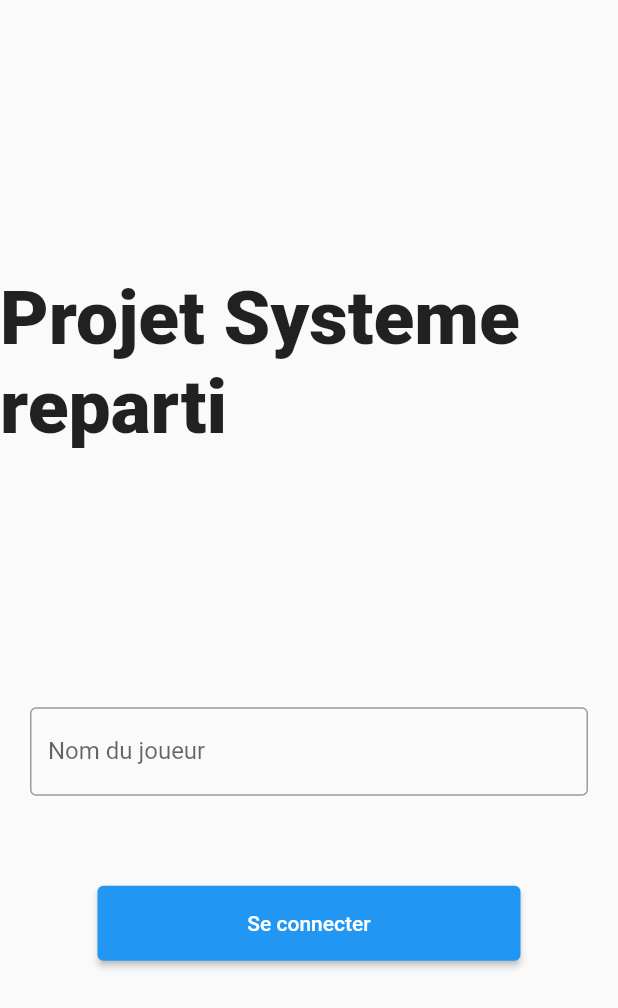
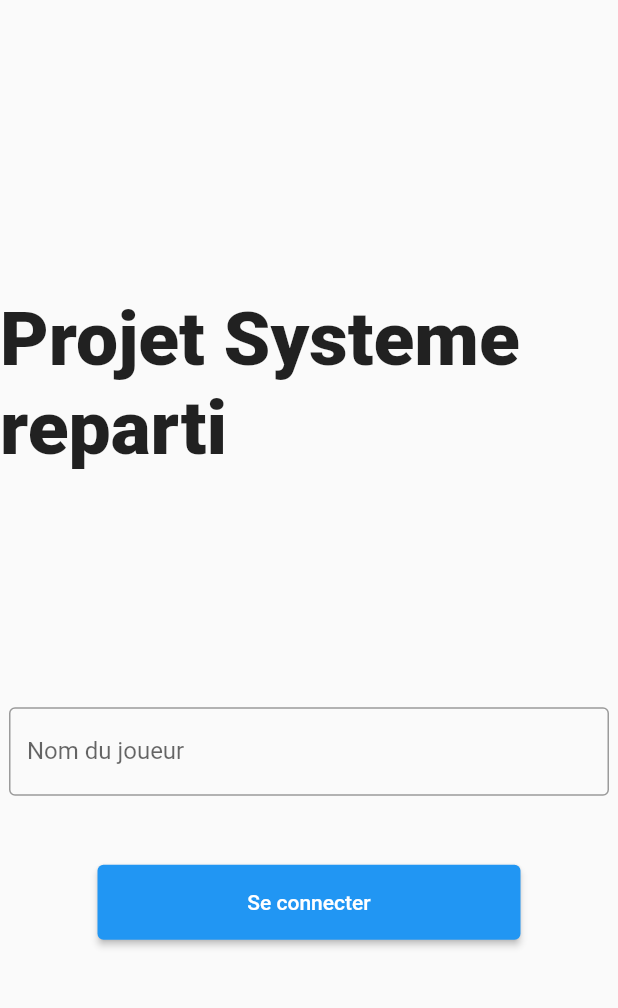
Before and after one commit to ewiibo/rapid_SR, a Flutter app: the ConnexionView screen opened directly, on a phone screen of 412 x 824 dp. Shown: the top 1008 px of the screen. Run offline on Flutter 3.47's test engine with Material 2 defaults, Android fonts, the phone set to English and light mode, and no system bars; our stand-ins replace universal_io; network calls fail.

Commit message:
evolution --really tired snif

```diff
--- a/front_flutter/lib/boardview.dart
+++ b/front_flutter/lib/boardview.dart
@@ -27,9 +27,6 @@ class _BoardViewState extends State<BoardView> {
   void initState() {
     super.initState();
 
-    ///
-    /// On écoute tous les messages relatifs au jeu+
-    ///
     game.addListener(_onAction);
   }
 
--- a/front_flutter/lib/widget/input_field.dart
+++ b/front_flutter/lib/widget/input_field.dart
@@ -10,7 +10,7 @@ class CustumTextInput extends StatelessWidget {
   @override
   Widget build(BuildContext context) {
     return Container(
-      margin: const EdgeInsets.all(20),
+      margin: const EdgeInsets.all(6),
       child: TextField(
         controller: controller,
         decoration: InputDecoration(
```
Also changed, not shown: front_flutter/lib/gameCommunication.dart (+2 -66 lines), front_flutter/lib/websockets.dart (+6 -59 lines).
